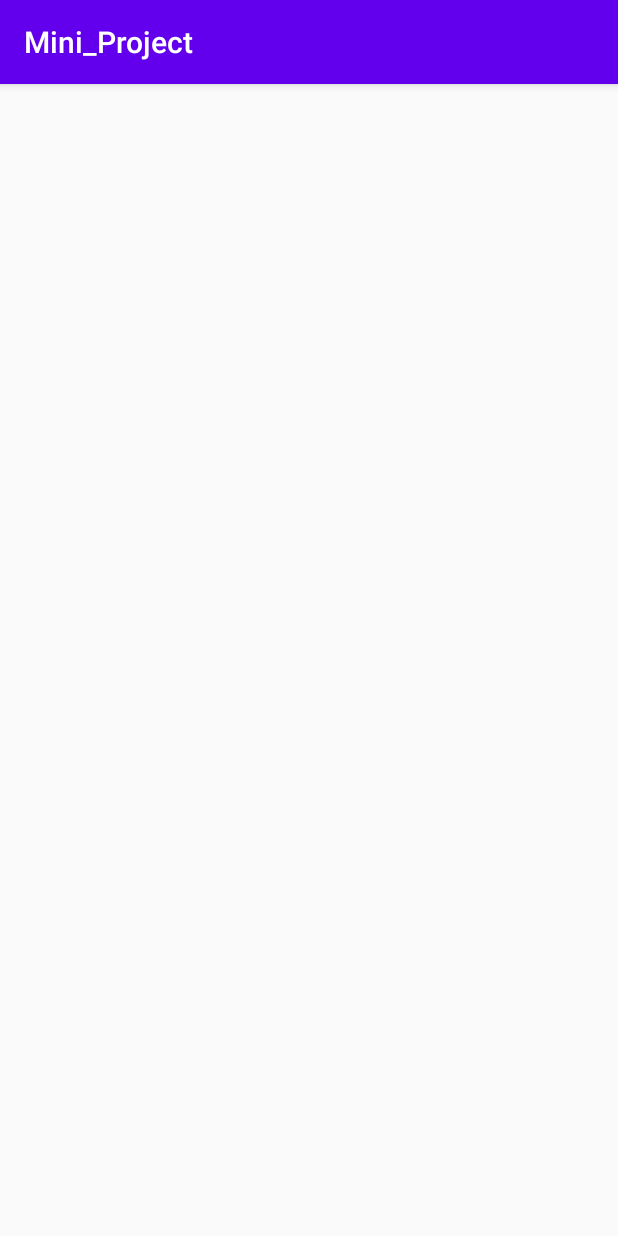
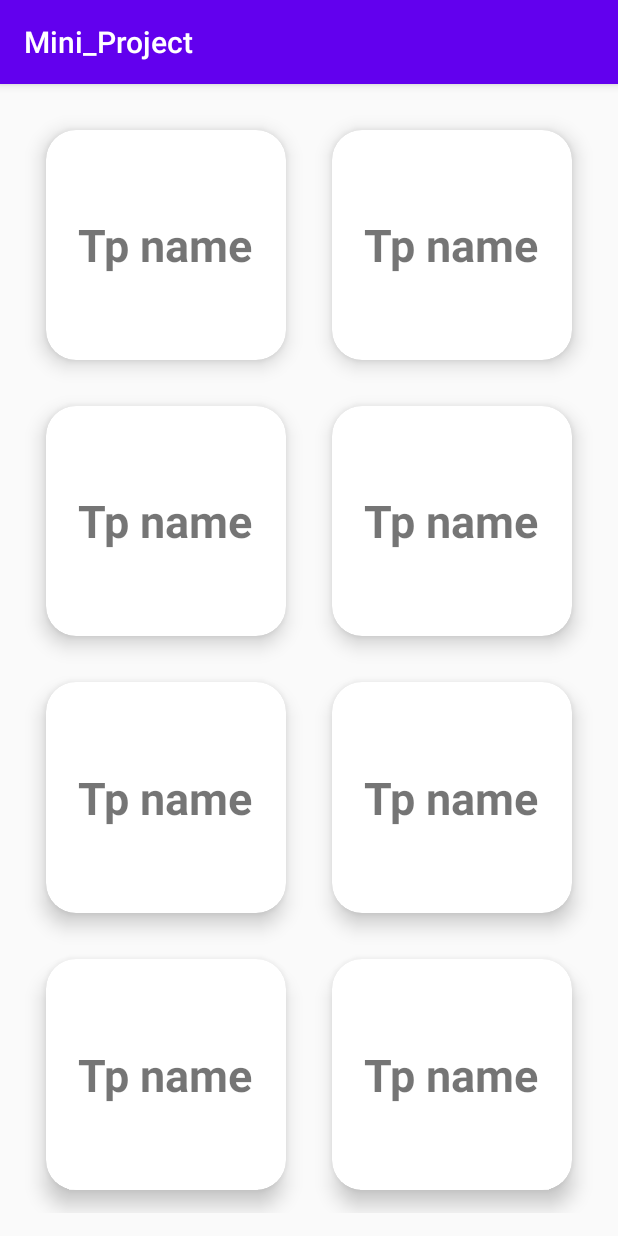
Before and after one commit to Maulikatgit/Android-Learn, an Android app: the secondActivity screen opened directly, with no data from a screen before it, after a tap on "Chapter 2", on a phone screen of 412 x 824 dp. Run offline under Robolectric (Android 15) with nearby library versions, the phone set to English and light mode, and no system bars.

Commit message:
Topics Frame Added

```diff
--- a/app/build.gradle
+++ b/app/build.gradle
@@ -33,6 +33,7 @@ dependencies {
     implementation 'com.android.support.constraint:constraint-layout:2.0.4'
     implementation 'androidx.cardview:cardview:1.0.0'
     implementation 'androidx.appcompat:appcompat:1.6.1'
+    implementation 'androidx.gridlayout:gridlayout:1.0.0'
     implementation 'com.google.android.material:material:1.4.0'
     implementation 'androidx.constraintlayout:constraintlayout:2.1.4'
     testImplementation 'junit:junit:4.13.2'
--- a/app/src/main/AndroidManifest.xml
+++ b/app/src/main/AndroidManifest.xml
@@ -11,6 +11,9 @@
         android:supportsRtl="true"
         android:theme="@style/Theme.Mini_Project"
         tools:targetApi="31">
+        <activity
+            android:name=".topics"
+            android:exported="false" />
         <activity
             android:name=".ch5"
             android:exported="false" />
--- a/app/src/main/java/com/example/mini_project/secondActivity.java
+++ b/app/src/main/java/com/example/mini_project/secondActivity.java
@@ -35,27 +35,11 @@ public class secondActivity extends AppCompatActivity implements View.OnClickLis
 
         switch (view.getId()){
             case R.id.cv1:
-                i = new Intent(this, ch1.class);
-                startActivity(i);
-                break;
-
             case R.id.cv2:
-                i = new Intent(this, ch2.class);
-                startActivity(i);
-                break;
-
             case R.id.cv3:
-                i = new Intent(this, ch3.class);
-                startActivity(i);
-                break;
-
             case R.id.cv4:
-                i = new Intent(this, ch4.class);
-                startActivity(i);
-                break;
-
             case R.id.cv5:
-                i = new Intent(this, ch5.class);
+                i = new Intent(this, topics.class);
                 startActivity(i);
                 break;
         }
--- /dev/null
+++ b/app/src/main/java/com/example/mini_project/topics.java
@@ -0,0 +1,57 @@
+package com.example.mini_project;
+
+import androidx.appcompat.app.AppCompatActivity;
+import androidx.cardview.widget.CardView;
+
+import android.content.Intent;
+import android.os.Bundle;
+import android.view.View;
+
+public class topics extends AppCompatActivity implements View.OnClickListener{
+
+    public CardView card1, card2, card3, card4, card5, card6, card7, card8;
+    @Override
+    protected void onCreate(Bundle savedInstanceState) {
+        super.onCreate(savedInstanceState);
+        setContentView(R.layout.activity_topics);
+
+        card1 = (CardView) findViewById(R.id.tp1);
+        card2 = (CardView) findViewById(R.id.tp2);
+        card3 = (CardView) findViewById(R.id.tp3);
+        card4 = (CardView) findViewById(R.id.tp4);
+        card5 = (CardView) findViewById(R.id.tp5);
+        card6 = (CardView) findViewById(R.id.tp6);
+        card7 = (CardView) findViewById(R.id.tp7);
+        card8 = (CardView) findViewById(R.id.tp8);
+
+        card1.setOnClickListener(this);
+        card2.setOnClickListener(this);
+        card3.setOnClickListener(this);
+        card4.setOnClickListener(this);
+        card5.setOnClickListener(this);
+        card6.setOnClickListener(this);
+        card7.setOnClickListener(this);
+        card8.setOnClickListener(this);
+    }
+
+    @Override
+    public void onClick(View view) {
+        Intent i;
+
+        switch (view.getId()){
+            case R.id.tp1:
+            case R.id.tp2:
+            case R.id.tp3:
+            case R.id.tp4:
+            case R.id.tp5:
+            case R.id.tp6:
+            case R.id.tp7:
+            case R.id.tp8:
+
+                i = new Intent(this, ch1.class);
+                startActivity(i);
+                break;
+        }
+
+    }
+}
--- /dev/null
+++ b/app/src/main/res/layout/activity_topics.xml
@@ -0,0 +1,271 @@
+<?xml version="1.0" encoding="utf-8"?>
+<androidx.constraintlayout.widget.ConstraintLayout
+    xmlns:android="http://schemas.android.com/apk/res/android"
+    xmlns:app="http://schemas.android.com/apk/res-auto"
+    xmlns:tools="http://schemas.android.com/tools"
+    android:layout_width="match_parent"
+    android:layout_height="match_parent"
+    android:orientation="vertical"
+    tools:context=".topics">
+
+    <GridLayout
+        android:layout_width="match_parent"
+        android:layout_height="match_parent"
+        android:layout_weight="8"
+        android:columnCount="2"
+        android:rowCount="3"
+        android:alignmentMode="alignMargins"
+        android:columnOrderPreserved="false"
+        android:padding="15dp">
+
+        <androidx.cardview.widget.CardView
+            android:id="@+id/tp1"
+            android:layout_width="0dp"
+            android:layout_height="0dp"
+            android:layout_columnWeight="1"
+            android:layout_rowWeight="1"
+            android:layout_margin="15dp"
+            app:cardElevation="8dp"
+            app:cardCornerRadius="20dp">
+
+            <LinearLayout
+                android:layout_width="wrap_content"
+                android:layout_height="wrap_content"
+                android:layout_gravity="center_horizontal|center_vertical"
+                android:layout_margin="15dp"
+                android:orientation="vertical">
+
+                <TextView
+                    android:layout_width="wrap_content"
+                    android:layout_height="wrap_content"
+                    android:layout_gravity="center_horizontal"
+                    android:textAlignment="center"
+                    android:text="Tp name"
+                    android:textSize="30dp"
+                    android:textStyle="bold">
+                </TextView>
+
+            </LinearLayout>
+
+        </androidx.cardview.widget.CardView>
+
+        <androidx.cardview.widget.CardView
+            android:id="@+id/tp2"
+            android:layout_width="0dp"
+            android:layout_height="0dp"
+            android:layout_columnWeight="1"
+            android:layout_rowWeight="1"
+            android:layout_margin="15dp"
+            app:cardElevation="8dp"
+            app:cardCornerRadius="20dp">
+
+            <LinearLayout
+                android:layout_width="wrap_content"
+                android:layout_height="wrap_content"
+                android:layout_gravity="center_horizontal|center_vertical"
+                android:layout_margin="15dp"
+                android:orientation="vertical">
+
+                <TextView
+                    android:layout_width="wrap_content"
+                    android:layout_height="wrap_content"
+                    android:layout_gravity="center_horizontal"
+                    android:textAlignment="center"
+                    android:text="Tp name"
+                    android:textSize="30dp"
+                    android:textStyle="bold">
+                </TextView>
+
+            </LinearLayout>
+
+        </androidx.cardview.widget.CardView>
+
+        <androidx.cardview.widget.CardView
+            android:id="@+id/tp3"
+            android:layout_width="0dp"
+            android:layout_height="0dp"
+            android:layout_columnWeight="1"
+            android:layout_rowWeight="1"
+            android:layout_margin="15dp"
+            app:cardElevation="8dp"
+            app:cardCornerRadius="20dp">
+
+            <LinearLayout
+                android:layout_width="wrap_content"
+                android:layout_height="wrap_content"
+                android:layout_gravity="center_horizontal|center_vertical"
+                android:layout_margin="15dp"
+                android:orientation="vertical">
+
+                <TextView
+                    android:layout_width="wrap_content"
+                    android:layout_height="wrap_content"
+                    android:layout_gravity="center_horizontal"
+                    android:textAlignment="center"
+                    android:text="Tp name"
+                    android:textSize="30dp"
+                    android:textStyle="bold">
+                </TextView>
+
+            </LinearLayout>
+
+        </androidx.cardview.widget.CardView>
+
+        <androidx.cardview.widget.CardView
+            android:id="@+id/tp4"
+            android:layout_width="0dp"
+            android:layout_height="0dp"
+            android:layout_columnWeight="1"
+            android:layout_rowWeight="1"
+            android:layout_margin="15dp"
+            app:cardElevation="8dp"
+            app:cardCornerRadius="20dp">
+
+            <LinearLayout
+                android:layout_width="wrap_content"
+                android:layout_height="wrap_content"
+                android:layout_gravity="center_horizontal|center_vertical"
+                android:layout_margin="15dp"
+                android:orientation="vertical">
+
+                <TextView
+                    android:layout_width="wrap_content"
+                    android:layout_height="wrap_content"
+                    android:layout_gravity="center_horizontal"
+                    android:textAlignment="center"
+                    android:text="Tp name"
+                    android:textSize="30dp"
+                    android:textStyle="bold">
+                </TextView>
+
+            </LinearLayout>
+
+        </androidx.cardview.widget.CardView>
+
+        <androidx.cardview.widget.CardView
+            android:id="@+id/tp5"
+            android:layout_width="0dp"
+            android:layout_height="0dp"
+            android:layout_columnWeight="1"
+            android:layout_rowWeight="1"
+            android:layout_margin="15dp"
+            app:cardElevation="8dp"
+            app:cardCornerRadius="20dp">
+
+            <LinearLayout
+                android:layout_width="wrap_content"
+                android:layout_height="wrap_content"
+                android:layout_gravity="center_horizontal|center_vertical"
+                android:layout_margin="15dp"
+                android:orientation="vertical">
+
+                <TextView
+                    android:layout_width="wrap_content"
+                    android:layout_height="wrap_content"
+                    android:layout_gravity="center_horizontal"
+                    android:textAlignment="center"
+                    android:text="Tp name"
+                    android:textSize="30dp"
+                    android:textStyle="bold">
+                </TextView>
+
+            </LinearLayout>
+
+        </androidx.cardview.widget.CardView>
+
+        <androidx.cardview.widget.CardView
+            android:id="@+id/tp6"
+            android:layout_width="0dp"
+            android:layout_height="0dp"
+            android:layout_columnWeight="1"
+            android:layout_rowWeight="1"
+            android:layout_margin="15dp"
+            app:cardElevation="8dp"
+            app:cardCornerRadius="20dp">
+
+            <LinearLayout
+                android:layout_width="wrap_content"
+                android:layout_height="wrap_content"
+                android:layout_gravity="center_horizontal|center_vertical"
+                android:layout_margin="15dp"
+                android:orientation="vertical">
+
+                <TextView
+                    android:layout_width="wrap_content"
+                    android:layout_height="wrap_content"
+                    android:layout_gravity="center_horizontal"
+                    android:textAlignment="center"
+                    android:text="Tp name"
+                    android:textSize="30dp"
+                    android:textStyle="bold">
+                </TextView>
+
+            </LinearLayout>
+
+        </androidx.cardview.widget.CardView>
+
+        <androidx.cardview.widget.CardView
+            android:id="@+id/tp7"
+            android:layout_width="0dp"
+            android:layout_height="0dp"
+            android:layout_columnWeight="1"
+            android:layout_rowWeight="1"
+            android:layout_margin="15dp"
+            app:cardElevation="8dp"
+            app:cardCornerRadius="20dp">
+
+            <LinearLayout
+                android:layout_width="wrap_content"
+                android:layout_height="wrap_content"
+                android:layout_gravity="center_horizontal|center_vertical"
+                android:layout_margin="15dp"
+                android:orientation="vertical">
+
+                <TextView
+                    android:layout_width="wrap_content"
+                    android:layout_height="wrap_content"
+                    android:layout_gravity="center_horizontal"
+                    android:textAlignment="center"
+                    android:text="Tp name"
+                    android:textSize="30dp"
+                    android:textStyle="bold">
+                </TextView>
+
+            </LinearLayout>
+
+        </androidx.cardview.widget.CardView>
+
+        <androidx.cardview.widget.CardView
+            android:id="@+id/tp8"
+            android:layout_width="0dp"
+            android:layout_height="0dp"
+            android:layout_columnWeight="1"
+            android:layout_rowWeight="1"
+            android:layout_margin="15dp"
+            app:cardElevation="8dp"
+            app:cardCornerRadius="20dp">
+
+            <LinearLayout
+                android:layout_width="wrap_content"
+                android:layout_height="wrap_content"
+                android:layout_gravity="center_horizontal|center_vertical"
+                android:layout_margin="15dp"
+                android:orientation="vertical">
+
+                <TextView
+                    android:layout_width="wrap_content"
+                    android:layout_height="wrap_content"
+                    android:layout_gravity="center_horizontal"
+                    android:textAlignment="center"
+                    android:text="Tp name"
+                    android:textSize="30dp"
+                    android:textStyle="bold">
+                </TextView>
+
+            </LinearLayout>
+
+        </androidx.cardview.widget.CardView>
+    </GridLayout>
+
+
+</androidx.constraintlayout.widget.ConstraintLayout>
```
